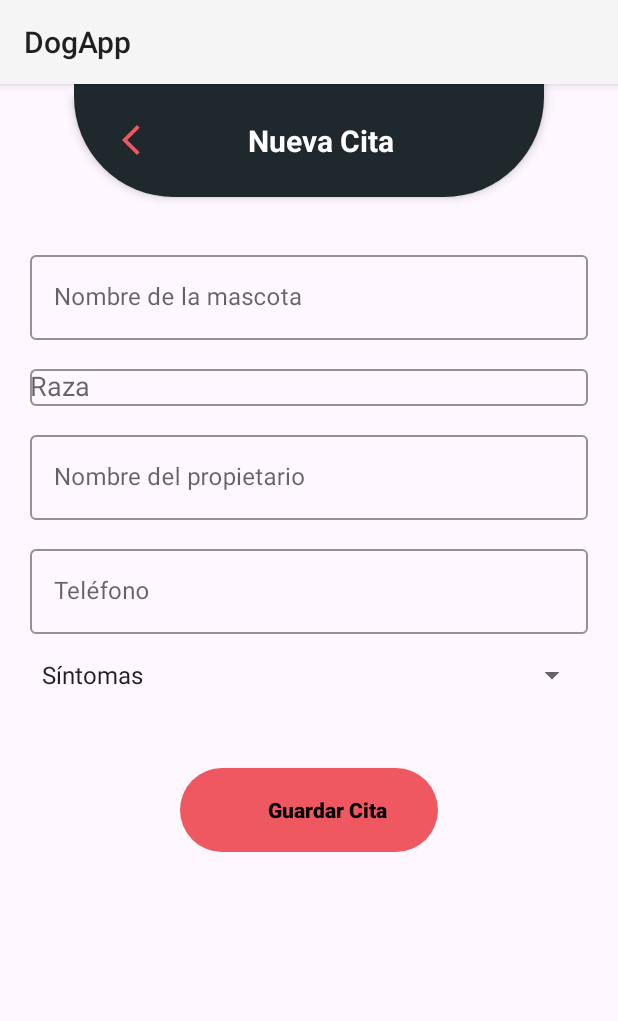
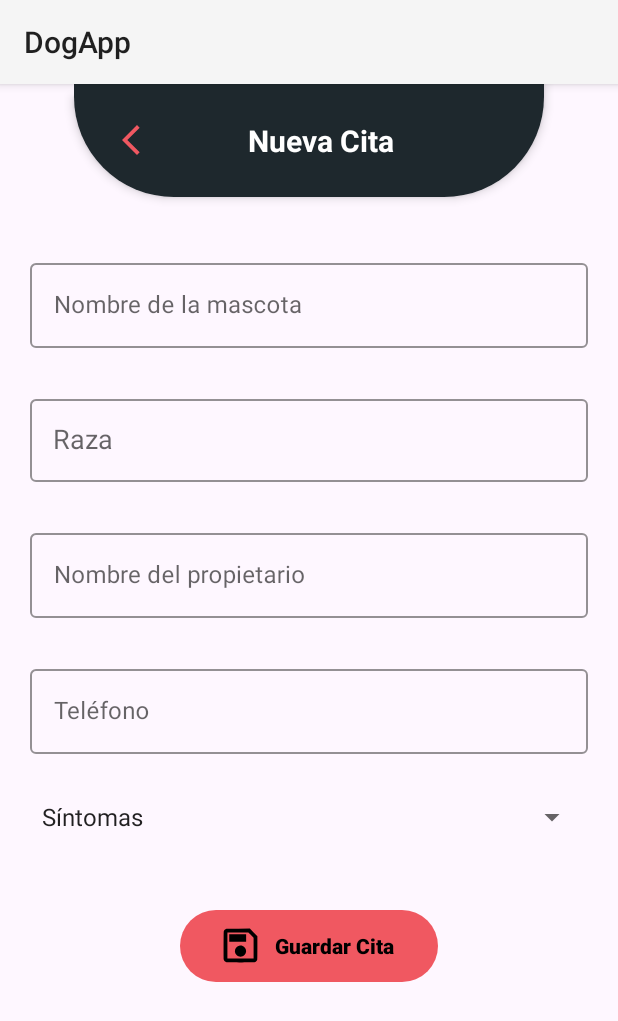
Before and after one commit to RoseRossi/equipoUno-DogApp, an Android app built with Jetpack Compose: the AddNewAppointmentFragment screen opened through its navigation route, on a phone screen of 412 x 824 dp. Shown: the top 1021 px of the screen. Run offline under Robolectric (Android 15) with nearby library versions, the phone set to English and light mode, and no system bars; our stand-ins replace data binding; 1 statement that could not run was skipped.

Commit message:
Graphics changes

```diff
--- /dev/null
+++ b/app/src/main/res/drawable/save_icon.xml
@@ -0,0 +1,18 @@
+<vector xmlns:android="http://schemas.android.com/apk/res/android"
+    android:width="30dp"
+    android:height="30dp"
+    android:viewportWidth="512"
+    android:viewportHeight="512">
+  <path
+      android:pathData="M96,65.4c-14.7,4.1 -26.7,16.2 -30.6,31 -2,7.6 -2,311.6 0,319.2 4,15 16,27 31.1,31 6.6,1.8 309.3,2.1 317.7,0.3 15.7,-3.3 29.3,-17 32.7,-32.7 0.8,-3.8 1.1,-42.8 1.1,-135l0,-129.7 -42.8,-42.8 -42.7,-42.7 -131,0.1c-101.6,0.1 -132,0.4 -135.5,1.3zM375.2,136.7l29.8,29.8 0,119.2 0,119.3 -149,-0 -149,-0 0,-149 0,-149 119.2,-0 119.3,-0 29.7,29.7z"
+      android:fillColor="#000000"
+      android:strokeColor="#00000000"/>
+  <path
+      android:pathData="M128,170.5l0,42.5 96,-0 96,-0 0,-42.5 0,-42.5 -96,-0 -96,-0 0,42.5z"
+      android:fillColor="#000000"
+      android:strokeColor="#00000000"/>
+  <path
+      android:pathData="M242,257.5c-10.8,2.4 -22.4,8.8 -31.1,17.5 -25.2,25.1 -25.1,64.8 0.1,90 25.2,25.2 64.9,25.3 90,0.1 25.3,-25.4 25.3,-64.8 0,-90.2 -15.5,-15.6 -37.3,-22 -59,-17.4z"
+      android:fillColor="#000000"
+      android:strokeColor="#00000000"/>
+</vector>
--- a/app/src/main/res/layout/fragment_add_new_appointment.xml
+++ b/app/src/main/res/layout/fragment_add_new_appointment.xml
@@ -57,7 +57,7 @@
             android:layout_width="match_parent"
             android:layout_height="match_parent"
             android:orientation="vertical"
-            android:paddingTop="110dp"
+            android:paddingTop="115dp"
             android:paddingStart="20dp"
             android:paddingEnd="20dp"
             tools:context=".view.fragment.AddNewAppointmentFragment">
@@ -80,11 +80,12 @@
                 android:layout_width="match_parent"
                 android:layout_height="wrap_content"
                 android:hint="@string/petBreed"
-                android:layout_marginTop="15dp"
+                android:layout_marginTop="30dp"
                 style="@style/OutlinedBox">
                 <AutoCompleteTextView
                     android:id="@+id/autoCompleteText"
                     android:layout_width="match_parent"
+                    android:padding="15dp"
                     android:layout_height="wrap_content"/>
             </com.google.android.material.textfield.TextInputLayout>
 
@@ -92,7 +93,7 @@
                 android:layout_width="match_parent"
                 android:layout_height="wrap_content"
                 android:hint="@string/ownerName"
-                android:layout_marginTop="15dp"
+                android:layout_marginTop="30dp"
                 style="@style/OutlinedBox">
                 <com.google.android.material.textfield.TextInputEditText
                     android:id="@+id/editText2"
@@ -106,7 +107,7 @@
                 android:layout_width="match_parent"
                 android:layout_height="wrap_content"
                 android:hint="@string/telNumber"
-                android:layout_marginTop="15dp"
+                android:layout_marginTop="30dp"
                 style="@style/OutlinedBox">
                 <com.google.android.material.textfield.TextInputEditText
                     android:id="@+id/editText3"
@@ -120,7 +121,7 @@
             <com.google.android.material.textfield.TextInputLayout
                 android:layout_width="match_parent"
                 android:layout_height="wrap_content"
-                android:layout_marginTop="15dp"
+                android:layout_marginTop="30dp"
                 style="@style/TextAppearance.AppCompat.Widget.TextView.SpinnerItem"
                 >
                 <Spinner
@@ -134,21 +135,21 @@
             <Button
                 android:id="@+id/btnSave"
                 android:layout_width="match_parent"
-                android:padding="16dp"
+                android:paddingStart="25dp"
+                android:paddingEnd="22dp"
                 android:layout_marginTop="50dp"
                 android:layout_marginStart="100dp"
                 android:layout_marginEnd="100dp"
                 android:layout_height="wrap_content"
                 android:layout_gravity="center"
-                android:drawableStart="@drawable/back_arrow"
+                android:drawableStart="@drawable/save_icon"
                 android:backgroundTint="@color/red_orange"
                 android:text="@string/save"
                 android:textAllCaps="false"
                 android:textColor="@android:color/white"
                 android:textStyle="bold"
-                app:iconTint="@android:color/white"
                 android:background="@drawable/button"
-            />
+                tools:ignore="RtlSymmetry" />
         </LinearLayout>
     </androidx.constraintlayout.widget.ConstraintLayout>
 </layout>
```
